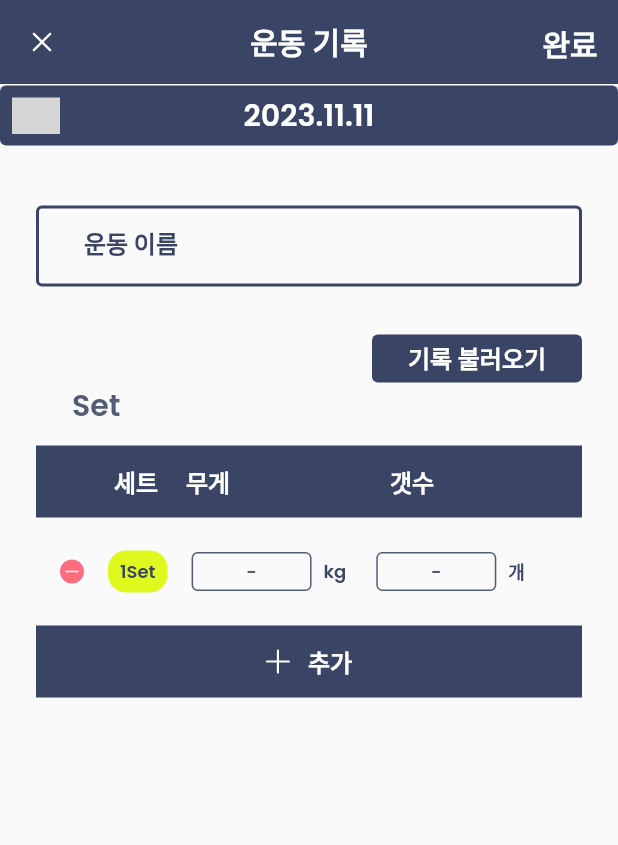
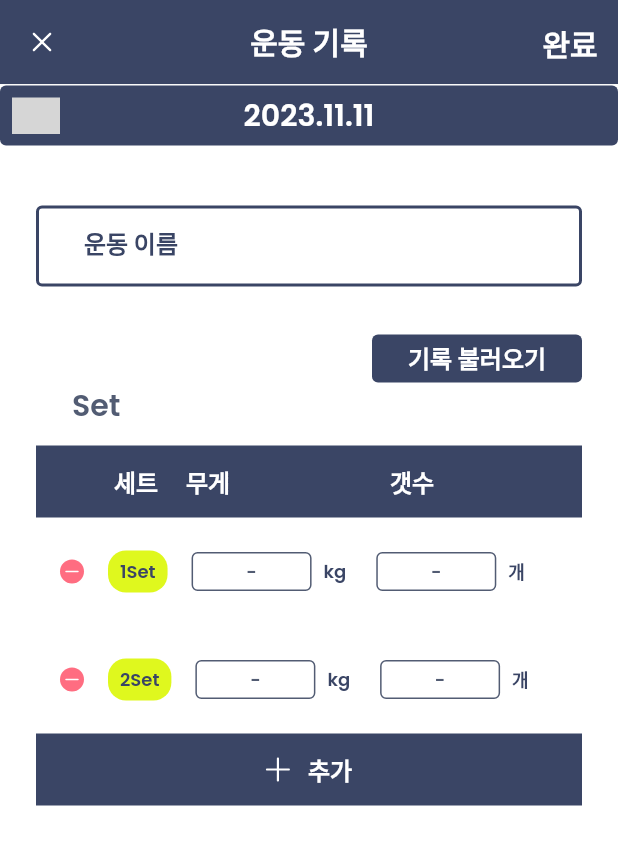
Before and after one commit to jeomgymjeok-gwabuha/jeomgymjeok_gwabuha_front_mobile, a Flutter app: the AddWorkout screen opened directly with empty values, after a tap on "추가", on a phone screen of 412 x 824 dp. Shown: the top 845 px of the screen. Run offline on Flutter 3.47's test engine with Material 2 defaults, Android fonts, the light colour scheme and no system bars; our stand-ins replace flutter_riverpod, flutter_svg, google_fonts, table_calendar; grey boxes are pictures that could not be loaded.

Commit message:
1. add scrollView in add_workout screen 2. add remove row function and add row function in add_workout screen

```diff
--- a/lib/screens/add_workout.dart
+++ b/lib/screens/add_workout.dart
@@ -36,9 +36,26 @@ class _AddWorkoutState extends State<AddWorkout> {
 
   @override
   void initState() {
-    // TODO: implement initState
     super.initState();
     _recordDate = widget.selectedDay;
+  }
+
+  void _addSetTableRow() {
+    setState(() {
+      _setTableForm.add(
+        MSetTableFormItem(
+          sequence: _setTableForm.length + 1,
+          weightController: TextEditingController(),
+          countController: TextEditingController(),
+        ),
+      );
+    });
+  }
+
+  void _removeSetTableRow(int index) {
+    setState(() {
+      _setTableForm.removeAt(index);
+    });
   }
 
   void _changeRecordDate(DateTime date) {
@@ -115,10 +132,15 @@ class _AddWorkoutState extends State<AddWorkout> {
                   end: 2100,
                   changeDate: _changeRecordDate,
                 ),
-                Padding(
-                  padding: const EdgeInsets.only(top: 80, left: 24, right: 24),
+                SizedBox(
+                  height: double.infinity - 41,
+                  child: Padding(
+                    padding:
+                        const EdgeInsets.only(top: 40, left: 24, right: 24),
+                    child: SingleChildScrollView(
                       child: Column(
                         children: [
+                          const SizedBox(height: 40),
                           TextFormField(
                             controller: _textController,
                             decoration: InputDecoration(
@@ -190,8 +212,13 @@ class _AddWorkoutState extends State<AddWorkout> {
                           SetTableForm(
                             formData: _setTableForm,
                             invalidSetTable: _invalidSetTable,
+                            addSetTableRow: _addSetTableRow,
+                            removeSetTableRow: _removeSetTableRow,
                           ),
+                          const SizedBox(height: 40),
                         ],
+                      ),
+                    ),
                   ),
                 )
               ],
--- a/lib/widgets/date_selector.dart
+++ b/lib/widgets/date_selector.dart
@@ -68,7 +68,9 @@ class _DateSelectorState extends State<DateSelector>
 
   @override
   Widget build(BuildContext context) {
-    return Column(
+    return Container(
+      color: Colors.white,
+      child: Column(
         children: [
           Stack(
             children: [
@@ -113,6 +115,7 @@ class _DateSelectorState extends State<DateSelector>
             ],
           ),
         ],
+      ),
     );
   }
 }
--- a/lib/widgets/set_table_form/index.dart
+++ b/lib/widgets/set_table_form/index.dart
@@ -10,10 +10,14 @@ class SetTableForm extends StatelessWidget {
     super.key,
     required this.formData,
     required this.invalidSetTable,
+    required this.addSetTableRow,
+    required this.removeSetTableRow,
   });
 
   final List<MSetTableFormItem> formData;
   final MSetTableFormItem? invalidSetTable;
+  final void Function() addSetTableRow;
+  final void Function(int index) removeSetTableRow;
 
   @override
   Widget build(BuildContext context) {
@@ -70,27 +74,28 @@ class SetTableForm extends StatelessWidget {
           ),
         ),
         Column(
-          children: formData
-              .map(
-                (item) => setTableItem(
-                  item: item,
+          children: List.generate(
+            formData.length,
+            (index) => setTableItem(
+              sequence: index + 1,
+              item: formData[index],
               isGeneratedWidgetError: invalidSetTable != null
-                      ? invalidSetTable!.sequence == item.sequence &&
+                  ? invalidSetTable!.sequence == formData[index].sequence &&
                       invalidSetTable!.weightController.text.isEmpty
                   : false,
               isGeneratedCountError: invalidSetTable != null
-                      ? invalidSetTable!.sequence == item.sequence &&
+                  ? invalidSetTable!.sequence == formData[index].sequence &&
                       invalidSetTable!.countController.text.isEmpty
                   : false,
+              removeSetTableRow: () => removeSetTableRow(index),
             ),
-              )
-              .toList(),
+          ),
         ),
         SizedBox(
           width: double.infinity,
           height: 48,
           child: ElevatedButton.icon(
-            onPressed: () {},
+            onPressed: addSetTableRow,
             icon: SvgPicture.asset(('assets/icons/white_union.svg')),
             style: ElevatedButton.styleFrom(
               backgroundColor: pallete[Pallete.deepNavy],
--- a/lib/widgets/set_table_form/set_table_item.dart
+++ b/lib/widgets/set_table_form/set_table_item.dart
@@ -7,14 +7,18 @@ import 'package:jeomgymjeok_gwabuha/models/m_set_table_form_item.dart';
 class setTableItem extends StatelessWidget {
   const setTableItem({
     super.key,
+    required this.sequence,
     required this.item,
     required this.isGeneratedWidgetError,
     required this.isGeneratedCountError,
+    required this.removeSetTableRow,
   });
 
+  final int sequence;
   final MSetTableFormItem item;
   final bool isGeneratedWidgetError;
   final bool isGeneratedCountError;
+  final void Function() removeSetTableRow;
 
   @override
   Widget build(BuildContext context) {
@@ -25,7 +29,7 @@ class setTableItem extends StatelessWidget {
         crossAxisAlignment: CrossAxisAlignment.center,
         children: [
           IconButton(
-            onPressed: () {},
+            onPressed: removeSetTableRow,
             splashColor: Colors.transparent,
             highlightColor: Colors.transparent,
             icon: SvgPicture.asset('assets/icons/cancel.svg'),
@@ -40,7 +44,7 @@ class setTableItem extends StatelessWidget {
               borderRadius: BorderRadius.circular(12),
             ),
             child: Text(
-              '${item.sequence}Set',
+              '${sequence}Set',
               style: types[Types.semi_sm]!.copyWith(
                 color: pallete[Pallete.deepNavy],
               ),
```
Lines whose indentation alone changed are shown as unchanged.
